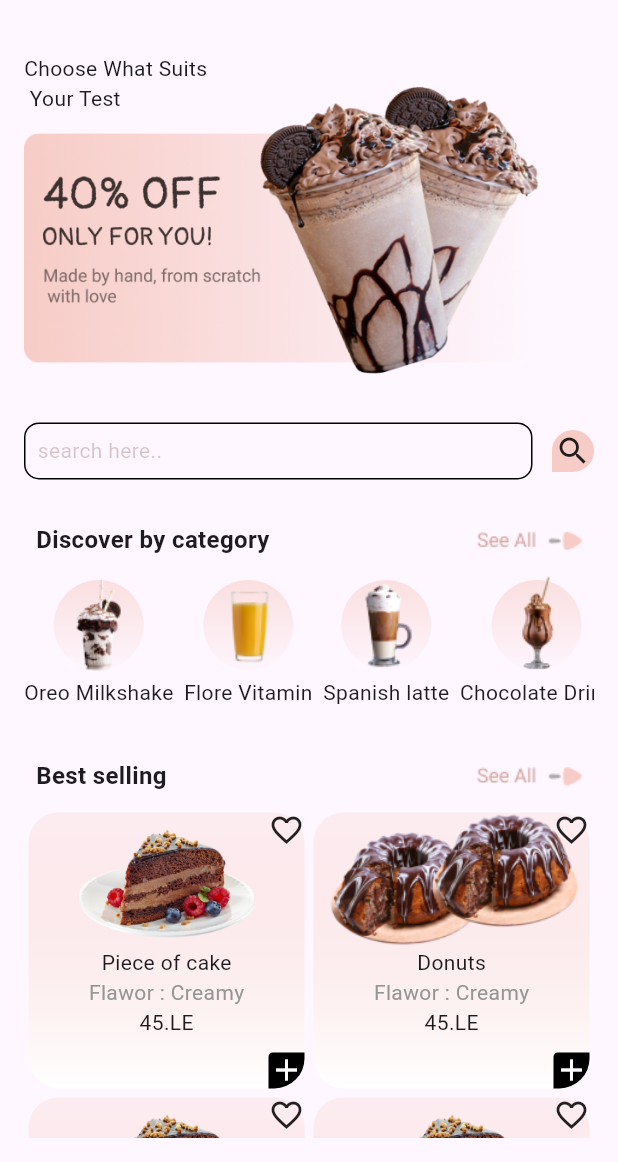
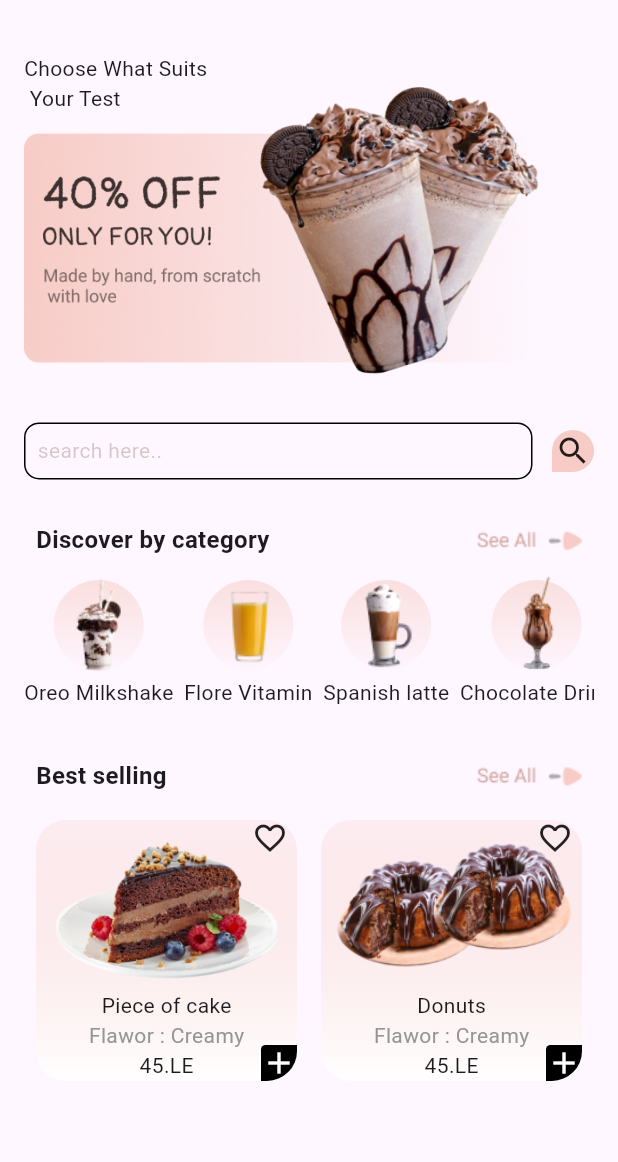
Before and after one commit to Mahmoudeldeeb1000/flower_app, a Flutter app: the HomeScreen screen opened directly, on a phone screen of 412 x 824 dp, the part 74-1236 px from its top. Run offline on Flutter 3.47's test engine with Material 3 defaults, Android fonts, the phone set to English and light mode, and no system bars; our stand-ins replace smooth_page_indicator.

Commit message:
sweets model done sweets Screen done

```diff
--- a/lib/core/utils/app_images.dart
+++ b/lib/core/utils/app_images.dart
@@ -13,4 +13,6 @@ class AppImages{
   static String florevitamin="assets/images/florevitamin.png";
   static String chocolatedrink="assets/images/chocolatedrink.png";
   static String spanishlatte="assets/images/spanishlatte.png";
+  static String bestselling="assets/images/bestselling.png";
+  static String vector="assets/images/vector.png";
 }
--- a/lib/features/data/sweets_list.dart
+++ b/lib/features/data/models/sweets_model.dart
@@ -30,10 +30,11 @@ images: AppImages.pieceofcake,
     price: 45,
   ),
   SweetModel(
-    images: AppImages.pieceofcake,
-    title: "Piece of cake",
+    images: AppImages.donuts,
+    title: "Donuts",
     dec:"Flawor : Creamy" ,
     price: 45,
+
   ),
   SweetModel(
     images: AppImages.pieceofcake,
@@ -42,11 +43,42 @@ images: AppImages.pieceofcake,
     price: 45,
   ),
   SweetModel(
+    images: AppImages.donuts,
+    title: "Donuts",
+    dec:"Flawor : Creamy" ,
+    price: 45,
+
+  ),
+
+  SweetModel(
     images: AppImages.pieceofcake,
     title: "Piece of cake",
     dec:"Flawor : Creamy" ,
     price: 45,
   ),
 
+  SweetModel(
+    images: AppImages.donuts,
+    title: "Donuts",
+    dec:"Flawor : Creamy" ,
+    price: 45,
+
+  ),
+
+  SweetModel(
+    images: AppImages.pieceofcake,
+    title: "Piece of cake",
+    dec:"Flawor : Creamy" ,
+    price: 45,
+  ),
+
+  SweetModel(
+    images: AppImages.donuts,
+    title: "Donuts",
+    dec:"Flawor : Creamy" ,
+    price: 45,
+
+  ),
+
 
 ];
--- a/lib/features/home/views/home_screen.dart
+++ b/lib/features/home/views/home_screen.dart
@@ -1,10 +1,13 @@
 import 'package:flower_app/core/utils/app_images.dart';
-import 'package:flower_app/features/data/drinksllist.dart';
+import 'package:flower_app/features/data/models/drinks_model.dart';
+import 'package:flower_app/features/data/models/sweets_model.dart';
+import 'package:flower_app/features/drinks/views/drinks_screen.dart';
 import 'package:flower_app/features/home/views/widgets/bannar_widgets.dart';
 import 'package:flower_app/features/home/views/widgets/category_widget.dart';
 import 'package:flower_app/features/home/views/widgets/search_widgets.dart';
 import 'package:flower_app/features/home/views/widgets/seemore.dart';
 import 'package:flower_app/features/home/views/widgets/sweet_widgets.dart';
+import 'package:flower_app/features/sweets/views/sweets_screen.dart';
 import 'package:flutter/cupertino.dart';
 import 'package:flutter/material.dart';
 class HomeScreen extends StatelessWidget {
@@ -36,6 +39,11 @@ class HomeScreen extends StatelessWidget {
             ),
             SliverToBoxAdapter(
                 child: SeeMore(
+                  ontap: (){
+                    Navigator.push(context, MaterialPageRoute(builder: (context) {
+                      return Drinks_Screen();
+                    },));
+                  },
                   seemoretext: "Discover by category",
                 )
             ),
@@ -60,6 +68,11 @@ class HomeScreen extends StatelessWidget {
             ),
             SliverToBoxAdapter(
                 child: SeeMore(
+                  ontap: (){
+                    Navigator.push(context, MaterialPageRoute(builder: (context) {
+                      return Sweets_screen();
+                    },));
+                  },
                   seemoretext: "Best selling",
                 )
             ),
@@ -70,7 +83,7 @@ class HomeScreen extends StatelessWidget {
                 index: index,
               );
             },
-              itemCount:6 ,)
+              itemCount:2 ,)
           ],
         ),
       )
--- a/lib/features/home/views/widgets/category_widget.dart
+++ b/lib/features/home/views/widgets/category_widget.dart
@@ -1,5 +1,5 @@
 import 'package:flower_app/core/utils/app_images.dart';
-import 'package:flower_app/features/data/drinksllist.dart';
+import 'package:flower_app/features/data/models/drinks_model.dart';
 import 'package:flutter/cupertino.dart';
 import 'package:flutter/material.dart';
 
--- a/lib/features/home/views/widgets/seemore.dart
+++ b/lib/features/home/views/widgets/seemore.dart
@@ -1,9 +1,12 @@
 import 'package:flower_app/core/utils/app_images.dart';
+import 'package:flower_app/features/sweets/views/sweets_screen.dart';
+import 'package:flutter/cupertino.dart';
 import 'package:flutter/material.dart';
 
 class SeeMore extends StatelessWidget {
-  const SeeMore({super.key, required this.seemoretext});
+  const SeeMore({super.key, required this.seemoretext, this.ontap});
   final String seemoretext;
+  final void Function()? ontap;
 
   @override
   Widget build(BuildContext context) {
@@ -17,7 +20,9 @@ class SeeMore extends StatelessWidget {
               fontWeight: FontWeight.bold
             ),),
           Spacer(),
-          Image.asset(AppImages.seemore)
+          GestureDetector(
+              onTap: ontap,
+              child: Image.asset(AppImages.seemore))
         ],
       ),
     );
--- a/lib/features/home/views/widgets/sweet_widgets.dart
+++ b/lib/features/home/views/widgets/sweet_widgets.dart
@@ -1,4 +1,4 @@
-import 'package:flower_app/features/data/sweets_list.dart';
+import 'package:flower_app/features/data/models/sweets_model.dart';
 import 'package:flutter/cupertino.dart';
 import 'package:flutter/material.dart';
 import 'package:flutter/painting.dart';
@@ -7,16 +7,14 @@ import 'package:flutter/widgets.dart';
 class SweetWidget extends StatefulWidget {
    SweetWidget({super.key,required this.index});
   int index;
-
   @override
   State<SweetWidget> createState() => _SweetWidgetState();
 }
-
 class _SweetWidgetState extends State<SweetWidget> {
   @override
   Widget build(BuildContext context) {
     return Padding(
-      padding: const EdgeInsets.all(3.0),
+      padding: const EdgeInsets.all(8.0),
       child: Stack(
         alignment: Alignment.bottomRight,
         children: [
@@ -32,11 +30,10 @@ class _SweetWidgetState extends State<SweetWidget> {
             ),
               borderRadius: BorderRadius.circular(20),
             ),
-
-
             child: Column(
               children: [
-                Image.asset(Sweets[widget.index].images,height: 90,),
+                Expanded(
+                    child: Image.asset(Sweets[widget.index].images,height: 90,)),
                 Text(Sweets[widget.index].title),
                 Text(Sweets[widget.index].dec,
                   style:TextStyle(
@@ -62,6 +59,7 @@ class _SweetWidgetState extends State<SweetWidget> {
           ),
           Positioned(
             top: 0,
+            right: 6,
             child: GestureDetector(
               onTap: () {
                 setState(() {
```
Also changed, not shown: assets/images/bestselling.png (added), assets/images/vector.png (added), lib/features/data/models/drinks_model.dart (renamed from lib/features/data/drinksllist.dart).
